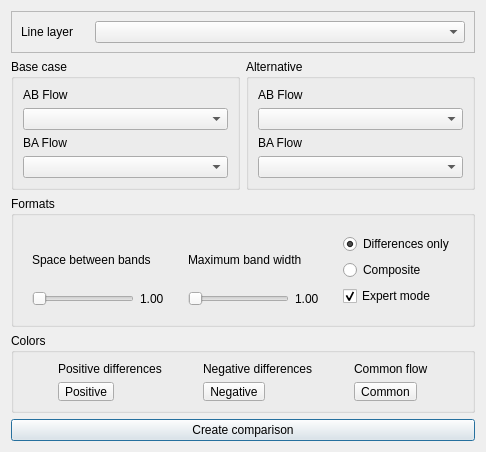
This is gis/forms/ui_compare_scenarios.ui in AequilibraE/qaequilibrae as Qt 5 draws it before an edit. The edited form follows.
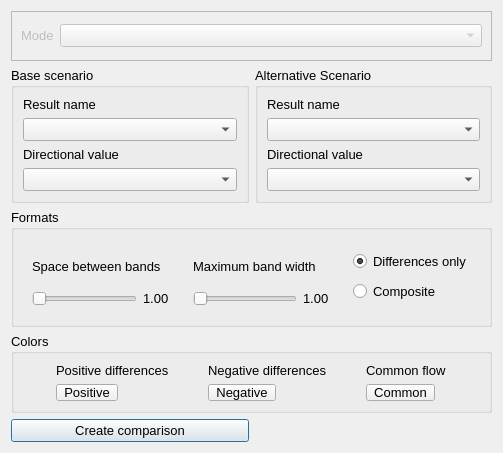
This is the edited form. Custom widgets are drawn as their Qt base class.

Commit message: New scenario comparison for the model structure and with substantial performance improvements

```diff
--- a/gis/forms/ui_compare_scenarios.ui
+++ b/gis/forms/ui_compare_scenarios.ui
@@ -6,77 +6,170 @@
    <rect>
     <x>0</x>
     <y>0</y>
-    <width>486</width>
-    <height>410</height>
+    <width>503</width>
+    <height>453</height>
    </rect>
   </property>
+  <property name="minimumSize">
+   <size>
+    <width>503</width>
+    <height>447</height>
+   </size>
+  </property>
   <property name="maximumSize">
    <size>
-    <width>486</width>
-    <height>410</height>
+    <width>900</width>
+    <height>900</height>
    </size>
   </property>
   <property name="windowTitle">
    <string>AequilibraE - Scenario Comparison</string>
   </property>
-  <layout class="QGridLayout" name="gridLayout_7">
+  <layout class="QGridLayout" name="gridLayout_6">
+   <item row="0" column="0" colspan="2">
+    <widget class="QFrame" name="mode_frame">
+     <property name="maximumSize">
+      <size>
+       <width>16777215</width>
+       <height>50</height>
+      </size>
+     </property>
+     <property name="font">
+      <font>
+       <pointsize>10</pointsize>
+      </font>
+     </property>
+     <property name="frameShape">
+      <enum>QFrame::StyledPanel</enum>
+     </property>
+     <property name="frameShadow">
+      <enum>QFrame::Raised</enum>
+     </property>
+     <layout class="QGridLayout" name="gridLayout_7">
+      <item row="0" column="0">
+       <widget class="QLabel" name="label_3">
+        <property name="enabled">
+         <bool>false</bool>
+        </property>
+        <property name="sizePolicy">
+         <sizepolicy hsizetype="Minimum" vsizetype="Preferred">
+          <horstretch>0</horstretch>
+          <verstretch>0</verstretch>
+         </sizepolicy>
+        </property>
+        <property name="font">
+         <font>
+          <pointsize>10</pointsize>
+         </font>
+        </property>
+        <property name="text">
+         <string>Mode</string>
+        </property>
+       </widget>
+      </item>
+      <item row="0" column="1">
+       <widget class="QComboBox" name="cob_mode_comparison">
+        <property name="enabled">
+         <bool>false</bool>
+        </property>
+        <property name="sizePolicy">
+         <sizepolicy hsizetype="MinimumExpanding" vsizetype="Fixed">
+          <horstretch>0</horstretch>
+          <verstretch>0</verstretch>
+         </sizepolicy>
+        </property>
+       </widget>
+      </item>
+     </layout>
+    </widget>
+   </item>
    <item row="1" column="0">
     <widget class="QGroupBox" name="base_group_box">
+     <property name="font">
+      <font>
+       <pointsize>10</pointsize>
+      </font>
+     </property>
      <property name="toolTip">
       <string/>
      </property>
      <property name="title">
-      <string>Base case</string>
+      <string>Base scenario</string>
      </property>
      <layout class="QVBoxLayout" name="verticalLayout">
       <item>
        <widget class="QLabel" name="label_6">
+        <property name="font">
+         <font>
+          <pointsize>10</pointsize>
+         </font>
+        </property>
         <property name="text">
-         <string>AB Flow</string>
+         <string>Result name</string>
         </property>
        </widget>
       </item>
       <item>
-       <widget class="QgsFieldComboBox" name="ab_FieldComboBoxBase"/>
+       <widget class="QComboBox" name="cob_base_scenario"/>
       </item>
       <item>
        <widget class="QLabel" name="label_5">
+        <property name="font">
+         <font>
+          <pointsize>10</pointsize>
+         </font>
+        </property>
         <property name="text">
-         <string>BA Flow</string>
+         <string>Directional value</string>
         </property>
        </widget>
       </item>
       <item>
-       <widget class="QgsFieldComboBox" name="ba_FieldComboBoxBase"/>
+       <widget class="QComboBox" name="cob_base_data"/>
       </item>
      </layout>
     </widget>
    </item>
    <item row="1" column="1">
     <widget class="QGroupBox" name="alt_group_box">
+     <property name="font">
+      <font>
+       <pointsize>10</pointsize>
+      </font>
+     </property>
      <property name="title">
-      <string>Alternative</string>
+      <string>Alternative Scenario</string>
      </property>
      <layout class="QVBoxLayout" name="verticalLayout_2">
       <item>
        <widget class="QLabel" name="label_10">
+        <property name="font">
+         <font>
+          <pointsize>10</pointsize>
+         </font>
+        </property>
         <property name="text">
-         <string>AB Flow</string>
+         <string>Result name</string>
         </property>
        </widget>
       </item>
       <item>
-       <widget class="QgsFieldComboBox" name="ab_FieldComboBoxAlt"/>
+       <widget class="QComboBox" name="cob_alternative_scenario"/>
       </item>
       <item>
        <widget class="QLabel" name="label_9">
+        <property name="font">
+         <font>
+          <pointsize>10</pointsize>
+         </font>
+        </property>
         <property name="text">
-         <string>BA Flow</string>
+         <string>Directional value</string>
         </property>
        </widget>
       </item>
       <item>
-       <widget class="QgsFieldComboBox" name="ba_FieldComboBoxAlt"/>
+       <widget class="QComboBox" name="cob_alternative_data"/>
       </item>
      </layout>
     </widget>
@@ -89,12 +182,22 @@
        <height>16777215</height>
       </size>
      </property>
+     <property name="font">
+      <font>
+       <pointsize>10</pointsize>
+      </font>
+     </property>
      <property name="title">
       <string>Formats</string>
      </property>
      <layout class="QGridLayout" name="gridLayout_4">
       <item row="0" column="0">
        <widget class="QFrame" name="frame_3">
+        <property name="font">
+         <font>
+          <pointsize>10</pointsize>
+         </font>
+        </property>
         <property name="frameShape">
          <enum>QFrame::NoFrame</enum>
         </property>
@@ -104,6 +207,11 @@
         <layout class="QGridLayout" name="gridLayout_3">
          <item row="1" column="0">
           <widget class="QSlider" name="slider_spacer">
+           <property name="font">
+            <font>
+             <pointsize>10</pointsize>
+            </font>
+           </property>
            <property name="orientation">
             <enum>Qt::Horizontal</enum>
            </property>
@@ -111,6 +219,11 @@
          </item>
          <item row="1" column="1">
           <widget class="QLabel" name="lbl_space">
+           <property name="font">
+            <font>
+             <pointsize>10</pointsize>
+            </font>
+           </property>
            <property name="text">
             <string>1.00</string>
            </property>
@@ -118,6 +231,11 @@
          </item>
          <item row="0" column="0" colspan="2">
           <widget class="QLabel" name="label_4">
+           <property name="font">
+            <font>
+             <pointsize>10</pointsize>
+            </font>
+           </property>
            <property name="text">
             <string>Space between bands</string>
            </property>
@@ -128,6 +246,11 @@
       </item>
       <item row="0" column="1">
        <widget class="QFrame" name="frame_2">
+        <property name="font">
+         <font>
+          <pointsize>10</pointsize>
+         </font>
+        </property>
         <property name="frameShape">
          <enum>QFrame::NoFrame</enum>
         </property>
@@ -137,6 +260,11 @@
         <layout class="QGridLayout" name="gridLayout_2">
          <item row="1" column="0">
           <widget class="QSlider" name="slider_band_size">
+           <property name="font">
+            <font>
+             <pointsize>10</pointsize>
+            </font>
+           </property>
            <property name="orientation">
             <enum>Qt::Horizontal</enum>
            </property>
@@ -144,6 +272,11 @@
          </item>
          <item row="1" column="1">
           <widget class="QLabel" name="lbl_width">
+           <property name="font">
+            <font>
+             <pointsize>10</pointsize>
+            </font>
+           </property>
            <property name="text">
             <string>1.00</string>
            </property>
@@ -151,6 +284,11 @@
          </item>
          <item row="0" column="0" colspan="2">
           <widget class="QLabel" name="label_2">
+           <property name="font">
+            <font>
+             <pointsize>10</pointsize>
+            </font>
+           </property>
            <property name="text">
             <string>Maximum band width</string>
            </property>
@@ -161,6 +299,11 @@
       </item>
       <item row="0" column="2">
        <widget class="QFrame" name="frame">
+        <property name="font">
+         <font>
+          <pointsize>10</pointsize>
+         </font>
+        </property>
         <property name="frameShape">
          <enum>QFrame::NoFrame</enum>
         </property>
@@ -168,8 +311,28 @@
          <enum>QFrame::Raised</enum>
         </property>
         <layout class="QGridLayout" name="gridLayout">
+         <item row="1" column="0">
+          <widget class="QRadioButton" name="radio_compo">
+           <property name="font">
+            <font>
+             <pointsize>10</pointsize>
+            </font>
+           </property>
+           <property name="toolTip">
+            <string>BASE minus ALTERNATIVE</string>
+           </property>
+           <property name="text">
+            <string>Composite</string>
+           </property>
+          </widget>
+         </item>
          <item row="0" column="0">
           <widget class="QRadioButton" name="radio_diff">
+           <property name="font">
+            <font>
+             <pointsize>10</pointsize>
+            </font>
+           </property>
            <property name="toolTip">
             <string>BASE minus ALTERNATIVE</string>
            </property>
@@ -181,35 +344,6 @@
            </property>
           </widget>
          </item>
-         <item row="1" column="0">
-          <widget class="QRadioButton" name="radio_compo">
-           <property name="toolTip">
-            <string>BASE minus ALTERNATIVE</string>
-           </property>
-           <property name="text">
-            <string>Composite</string>
-           </property>
-          </widget>
-         </item>
-         <item row="2" column="0">
-          <widget class="QCheckBox" name="chk_expert_mode">
-           <property name="font">
-            <font>
-             <weight>50</weight>
-             <bold>false</bold>
-            </font>
-           </property>
-           <property name="toolTip">
-            <string>&lt;html&gt;&lt;head/&gt;&lt;body&gt;&lt;p&gt;Reference band size and value are put on variables.&lt;/p&gt;&lt;p&gt;The user can control the map apperance by symply changing the values&lt;/p&gt;&lt;/body&gt;&lt;/html&gt;</string>
-           </property>
-           <property name="text">
-            <string>Expert mode</string>
-           </property>
-           <property name="checked">
-            <bool>true</bool>
-           </property>
-          </widget>
-         </item>
         </layout>
        </widget>
       </item>
@@ -224,12 +358,22 @@
        <height>80</height>
       </size>
      </property>
+     <property name="font">
+      <font>
+       <pointsize>10</pointsize>
+      </font>
+     </property>
      <property name="title">
       <string>Colors</string>
      </property>
      <layout class="QGridLayout" name="gridLayout_5">
       <item row="0" column="0">
        <widget class="QLabel" name="positive_label">
+        <property name="font">
+         <font>
+          <pointsize>10</pointsize>
+         </font>
+        </property>
         <property name="text">
          <string>Positive differences</string>
         </property>
@@ -237,6 +381,11 @@
       </item>
       <item row="0" column="1">
        <widget class="QLabel" name="negative_label">
+        <property name="font">
+         <font>
+          <pointsize>10</pointsize>
+         </font>
+        </property>
         <property name="text">
          <string>Negative differences</string>
         </property>
@@ -244,6 +393,11 @@
       </item>
       <item row="0" column="2">
        <widget class="QLabel" name="common_label">
+        <property name="font">
+         <font>
+          <pointsize>10</pointsize>
+         </font>
+        </property>
         <property name="text">
          <string>Common flow</string>
         </property>
@@ -251,6 +405,11 @@
       </item>
       <item row="1" column="0">
        <widget class="QgsColorButton" name="positive_color">
+        <property name="font">
+         <font>
+          <pointsize>10</pointsize>
+         </font>
+        </property>
         <property name="text">
          <string>Positive</string>
         </property>
@@ -258,6 +417,11 @@
       </item>
       <item row="1" column="1">
        <widget class="QgsColorButton" name="negative_color">
+        <property name="font">
+         <font>
+          <pointsize>10</pointsize>
+         </font>
+        </property>
         <property name="text">
          <string>Negative</string>
         </property>
@@ -265,6 +429,11 @@
       </item>
       <item row="1" column="2">
        <widget class="QgsColorButton" name="common_flow_color">
+        <property name="font">
+         <font>
+          <pointsize>10</pointsize>
+         </font>
+        </property>
         <property name="text">
          <string>Common</string>
         </property>
@@ -273,48 +442,18 @@
      </layout>
     </widget>
    </item>
-   <item row="4" column="0" colspan="2">
+   <item row="4" column="0">
     <widget class="QPushButton" name="but_run">
+     <property name="font">
+      <font>
+       <pointsize>10</pointsize>
+      </font>
+     </property>
      <property name="text">
       <string>Create comparison</string>
      </property>
     </widget>
    </item>
-   <item row="0" column="0" colspan="2">
-    <widget class="QFrame" name="frame_4">
-     <property name="maximumSize">
-      <size>
-       <width>16777215</width>
-       <height>50</height>
-      </size>
-     </property>
-     <property name="frameShape">
-      <enum>QFrame::StyledPanel</enum>
-     </property>
-     <property name="frameShadow">
-      <enum>QFrame::Raised</enum>
-     </property>
-     <layout class="QGridLayout" name="gridLayout_6">
-      <item row="0" column="0">
-       <widget class="QLabel" name="label_3">
-        <property name="text">
-         <string>Line layer</string>
-        </property>
-       </widget>
-      </item>
-      <item row="0" column="1">
-       <widget class="QgsMapLayerComboBox" name="mMapLayerComboBox">
-        <property name="minimumSize">
-         <size>
-          <width>370</width>
-          <height>0</height>
-         </size>
-        </property>
-       </widget>
-      </item>
-     </layout>
-    </widget>
-   </item>
   </layout>
  </widget>
  <customwidgets>
@@ -323,16 +462,6 @@
    <extends>QToolButton</extends>
    <header>qgscolorbutton.h</header>
   </customwidget>
-  <customwidget>
-   <class>QgsFieldComboBox</class>
-   <extends>QComboBox</extends>
-   <header>qgsfieldcombobox.h</header>
-  </customwidget>
-  <customwidget>
-   <class>QgsMapLayerComboBox</class>
-   <extends>QComboBox</extends>
-   <header>qgsmaplayercombobox.h</header>
-  </customwidget>
  </customwidgets>
  <resources/>
  <connections/>
```
The commit also changes 8 other files.
